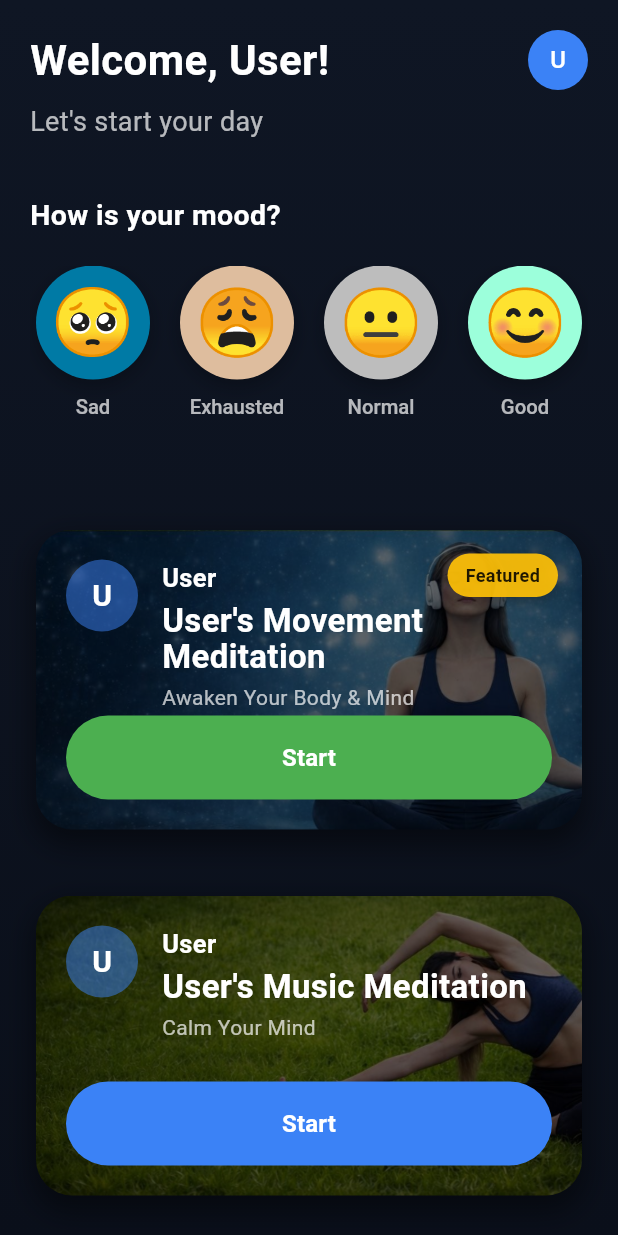
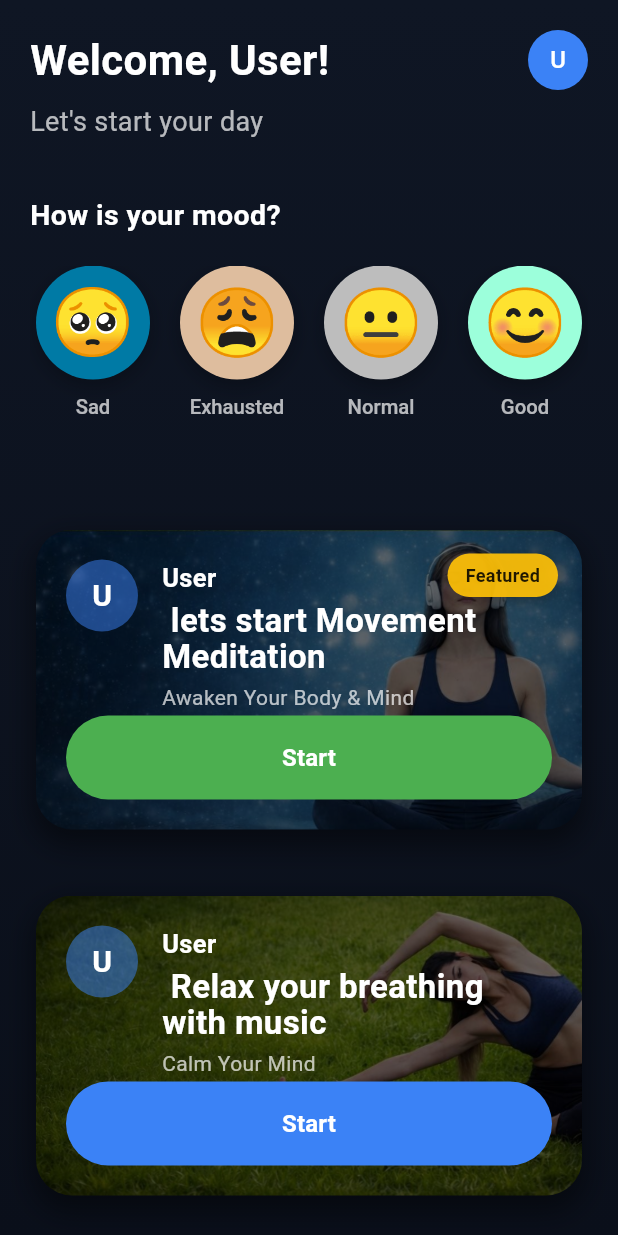
Before and after one commit to sukrukapo-prog/login.my-ap, a Flutter app: the MeditationScreen screen opened directly with empty values, on a phone screen of 412 x 824 dp. Run offline on Flutter 3.47's test engine with Material 3 defaults, Android fonts, the phone set to English and light mode, and no system bars; our stand-ins replace shared_preferences; accounts and stored records are empty.

Commit message:
first push

```diff
--- a/lib/screens/meditation/meditation_screen.dart
+++ b/lib/screens/meditation/meditation_screen.dart
@@ -128,7 +128,7 @@ class _MeditationScreenState extends State<MeditationScreen> {
                     scale: _cardScale1,
                     duration: const Duration(milliseconds: 120),
                     child: MeditationCard(
-                      title: "$username's Movement Meditation",//this is done by kapil
+                      title: " lets start Movement Meditation",//this is better
                       instructor: username,
                       subtitle: "Awaken Your Body & Mind",
                       buttonText: "Start",
@@ -155,7 +155,7 @@ class _MeditationScreenState extends State<MeditationScreen> {
                     scale: _cardScale2,
                     duration: const Duration(milliseconds: 120),
                     child: MeditationCard(
-                      title: "$username's Music Meditation",
+                      title: " Relax your breathing with music",
                       instructor: username,
                       subtitle: "Calm Your Mind",
                       buttonText: "Start",
```
